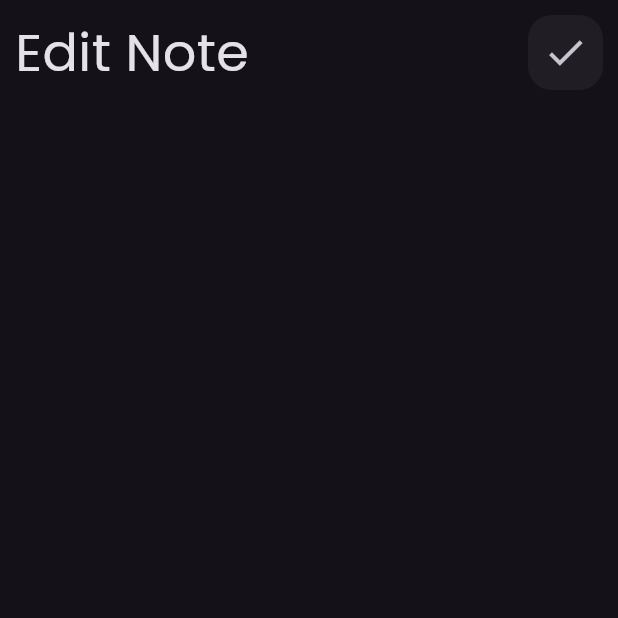
After one commit to shady12e/Note_App, a Flutter app: the screen it shows after launch, after a tap on "Fultter Tips", on a phone screen of 412 x 824 dp, the top half of it. The commit adds this screen. Run offline on Flutter 3.47's test engine with Material 3 defaults, Android fonts, the phone set to English and light mode, and no system bars.

Commit message:
add note edit and some edit in custom add bar

```diff
--- a/lib/constes.dart
+++ b/lib/constes.dart
@@ -1 +1,2 @@
-String KfontFamily = 'Poppins';
+// ignore: non_constant_identifier_names
+String  KfontFamily = 'Poppins';
--- a/lib/customs/custom_text_fild.dart
+++ b/lib/customs/custom_text_fild.dart
@@ -8,10 +8,9 @@ class CustomTextFild extends StatelessWidget {
 
   @override
   Widget build(BuildContext context) {
-    return Container(
-      child: TextField(
+    return TextField(
       maxLines: maxlines,
-        cursorColor: Color(0xff62FCD7),
+      cursorColor: const Color(0xff62FCD7),
       decoration: InputDecoration(
         labelText: labelText,
         labelStyle: const TextStyle(
@@ -32,7 +31,6 @@ class CustomTextFild extends StatelessWidget {
           ),
         ),
       ),
-      ),
     );
   }
 }
--- a/lib/screens/home_screen.dart
+++ b/lib/screens/home_screen.dart
@@ -9,7 +9,7 @@ class HomeScreen extends StatelessWidget {
   Widget build(BuildContext context) {
     return Scaffold(
       body: const HomescreenBody(),
-      floatingActionButton: Container(
+      floatingActionButton: SizedBox(
         width: 70,
         height: 70,
         child: FloatingActionButton(
@@ -17,7 +17,7 @@ class HomeScreen extends StatelessWidget {
             showModalBottomSheet(
               context: context,
               builder: (context) {
-                return Modelsheet();
+                return const SingleChildScrollView(child:  Modelsheet());
               },
             );
           },
--- a/lib/widget/wigdet_app_bar.dart
+++ b/lib/widget/wigdet_app_bar.dart
@@ -1,23 +1,33 @@
 import 'package:flutter/material.dart';
 import 'package:note_app/widget/wigdet_search_icon.dart';
 
+// ignore: must_be_immutable
 class CustomAppBar extends StatelessWidget {
-  const CustomAppBar({super.key});
-
+  const CustomAppBar(
+      {super.key,
+      required this.title,
+      required this.icon,
+      required this.onTap});
+  final String title;
+  final IconData icon;
+  final Function() onTap;
   @override
   Widget build(BuildContext context) {
-    return const Padding(
+    return Padding(
       padding: const EdgeInsets.all(10.0),
       child: Row(
         mainAxisAlignment: MainAxisAlignment.spaceBetween,
         children: [
           Text(
-            'Notes',
-            style: TextStyle(
+            title,
+            style: const TextStyle(
               fontSize: 35,
             ),
           ),
-          CustomIconSreach(),
+          CustomIconSreach(
+            icon: icon,
+            ontap: onTap,
+          ),
         ],
       ),
     );
--- /dev/null
+++ b/lib/widget/wigdet_edit_note_view_body.dart
@@ -0,0 +1,25 @@
+import 'package:flutter/material.dart';
+import 'package:note_app/widget/wigdet_app_bar.dart';
+
+class EditNoteViewBody extends StatelessWidget {
+  const EditNoteViewBody({super.key});
+
+  @override
+  Widget build(BuildContext context) {
+    return Scaffold(
+      body: SafeArea(
+        child: Column(
+          children: [
+            CustomAppBar(
+              title: 'Edit Note ',
+              icon: Icons.done,
+              onTap: () {
+                Navigator.pop(context);
+              },
+            ),
+          ],
+        ),
+      ),
+    );
+  }
+}
--- a/lib/widget/wigdet_home_body.dart
+++ b/lib/widget/wigdet_home_body.dart
@@ -7,14 +7,20 @@ class HomescreenBody extends StatelessWidget {
 
   @override
   Widget build(BuildContext context) {
-    return const SafeArea(
+    return SafeArea(
       child: Column(
         children: [
-          CustomAppBar(),
-          SizedBox(
+          CustomAppBar(
+            title: 'Notes',
+            icon: Icons.search,
+            onTap: () {
+               print('seacrh');
+            },
+          ),
+        const  SizedBox(
             height: 20,
           ),
-          NotesListView(),
+          const NotesListView(),
         ],
       ),
     );
--- a/lib/widget/wigdet_model_sheet.dart
+++ b/lib/widget/wigdet_model_sheet.dart
@@ -9,7 +9,6 @@ class Modelsheet extends StatelessWidget {
   Widget build(BuildContext context) {
     return Padding(
       padding: const EdgeInsets.all(10.0),
-      child: SingleChildScrollView(
       child: Column(
         children: [
           const SizedBox(
@@ -31,7 +30,6 @@ class Modelsheet extends StatelessWidget {
           const CustomElevatedBottom(),
         ],
       ),
-      ),
     );
   }
 }
--- a/lib/widget/wigdet_note_items.dart
+++ b/lib/widget/wigdet_note_items.dart
@@ -1,11 +1,23 @@
 import 'package:flutter/material.dart';
+import 'package:note_app/widget/wigdet_edit_note_view_body.dart';
 
 class NoteItems extends StatelessWidget {
   const NoteItems({super.key});
 
   @override
   Widget build(BuildContext context) {
-    return Container(
+    return GestureDetector(
+      onTap: () {
+        Navigator.push(
+          context,
+          MaterialPageRoute(
+            builder: (context) {
+              return const EditNoteViewBody();
+            },
+          ),
+        );
+      },
+      child: Container(
         padding: const EdgeInsets.only(right: 10, left: 20, bottom: 30),
         width: double.infinity,
         decoration: const BoxDecoration(
@@ -32,7 +44,7 @@ class NoteItems extends StatelessWidget {
                       ),
                     ),
                   ),
-                const SizedBox(
+                   SizedBox(
                     height: 30,
                   ),
                   Text(
@@ -80,6 +92,7 @@ class NoteItems extends StatelessWidget {
             ),
           ],
         ),
+      ),
     );
   }
 }
--- a/lib/widget/wigdet_search_icon.dart
+++ b/lib/widget/wigdet_search_icon.dart
@@ -1,8 +1,10 @@
 import 'package:flutter/material.dart';
 
+// ignore: must_be_immutable
 class CustomIconSreach extends StatelessWidget {
-  const CustomIconSreach({super.key});
-
+  const CustomIconSreach({super.key, required this.icon, required this.ontap});
+  final IconData icon;
+  final Function() ontap;
   @override
   Widget build(BuildContext context) {
     return Container(
@@ -10,16 +12,14 @@ class CustomIconSreach extends StatelessWidget {
       height: 50,
       decoration: BoxDecoration(
         color: Colors.white.withOpacity(0.05),
-        borderRadius: BorderRadius.all(
+        borderRadius: const BorderRadius.all(
           Radius.circular(16),
         ),
       ),
       child: IconButton(
-        onPressed: () {
-          //search icon
-        },
+        onPressed: ontap,
         icon: Icon(
-          Icons.search,
+          icon,
           size: 30,
         ),
       ),
```
Also changed, not shown: lib/screens/edit_note_screen.dart (added, +13 -0 lines). Lines whose indentation alone changed are shown as unchanged.
